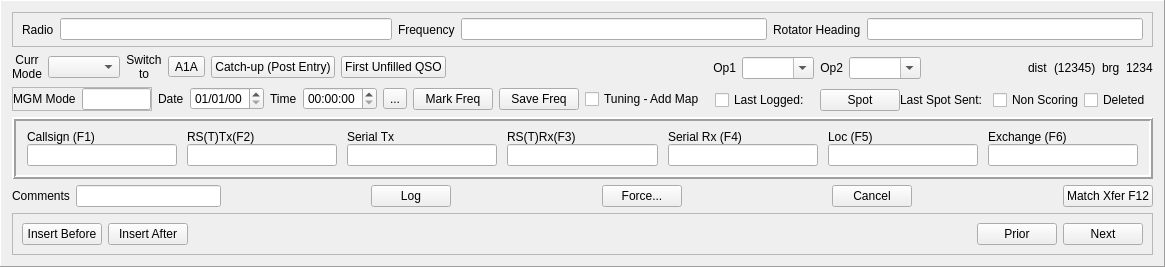
The window that mqt/MqtLogger/qsologframe.ui (Rsclub22/Minos2-Mirror) describes before a commit, drawn with Qt 5.
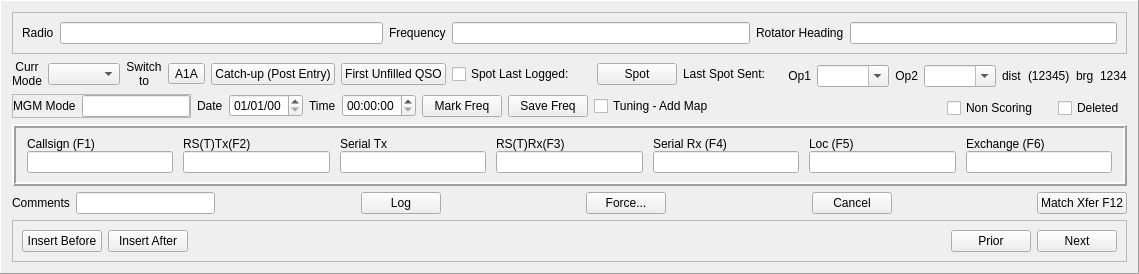
The same window after the commit.

Commit message: remove runbutton from qsolog frame and use the run buttons in rigcontrol frame

```diff
--- a/mqt/MqtLogger/qsologframe.ui
+++ b/mqt/MqtLogger/qsologframe.ui
@@ -6,8 +6,8 @@
    <rect>
     <x>0</x>
     <y>0</y>
-    <width>1165</width>
-    <height>267</height>
+    <width>1068</width>
+    <height>274</height>
    </rect>
   </property>
   <property name="windowTitle">
@@ -176,6 +176,49 @@
            </property>
           </widget>
          </item>
+         <item>
+          <layout class="QHBoxLayout" name="horizontalLayout_17">
+           <item>
+            <layout class="QHBoxLayout" name="horizontalLayout_16">
+             <item>
+              <widget class="QCheckBox" name="lastLoggedChkBx">
+               <property name="text">
+                <string>Spot Last Logged: </string>
+               </property>
+              </widget>
+             </item>
+             <item>
+              <widget class="QLabel" name="lastLoggedCallsignLbl">
+               <property name="text">
+                <string/>
+               </property>
+              </widget>
+             </item>
+             <item>
+              <widget class="QPushButton" name="spotPb">
+               <property name="text">
+                <string>Spot</string>
+               </property>
+              </widget>
+             </item>
+            </layout>
+           </item>
+           <item>
+            <widget class="QLabel" name="lastSpotSentTitleLbl">
+             <property name="text">
+              <string>Last Spot Sent: </string>
+             </property>
+            </widget>
+           </item>
+           <item>
+            <widget class="QLabel" name="lastSpotSentLbl">
+             <property name="text">
+              <string/>
+             </property>
+            </widget>
+           </item>
+          </layout>
+         </item>
          <item>
           <spacer name="horizontalSpacer">
            <property name="orientation">
@@ -279,13 +322,6 @@
          </item>
          <item>
           <layout class="QHBoxLayout" name="horizontalLayout_15">
-           <item>
-            <widget class="QToolButton" name="runToolButton">
-             <property name="text">
-              <string>...</string>
-             </property>
-            </widget>
-           </item>
            <item>
             <widget class="QPushButton" name="bandmapMarkFreqPb">
              <property name="text">
@@ -430,45 +466,6 @@
          <property name="rightMargin">
           <number>2</number>
          </property>
-         <item>
-          <layout class="QHBoxLayout" name="horizontalLayout_16">
-           <item>
-            <widget class="QCheckBox" name="lastLoggedChkBx">
-             <property name="text">
-              <string>Last Logged: </string>
-             </property>
-            </widget>
-           </item>
-           <item>
-            <widget class="QLabel" name="lastLoggedCallsignLbl">
-             <property name="text">
-              <string/>
-             </property>
-            </widget>
-           </item>
-           <item>
-            <widget class="QPushButton" name="spotPb">
-             <property name="text">
-              <string>Spot</string>
-             </property>
-            </widget>
-           </item>
-          </layout>
-         </item>
-         <item>
-          <widget class="QLabel" name="lastSpotSentTitleLbl">
-           <property name="text">
-            <string>Last Spot Sent: </string>
-           </property>
-          </widget>
-         </item>
-         <item>
-          <widget class="QLabel" name="lastSpotSentLbl">
-           <property name="text">
-            <string/>
-           </property>
-          </widget>
-         </item>
          <item>
           <spacer name="horizontalSpacer_8">
            <property name="orientation">
```
The commit also changes 6 other files.
